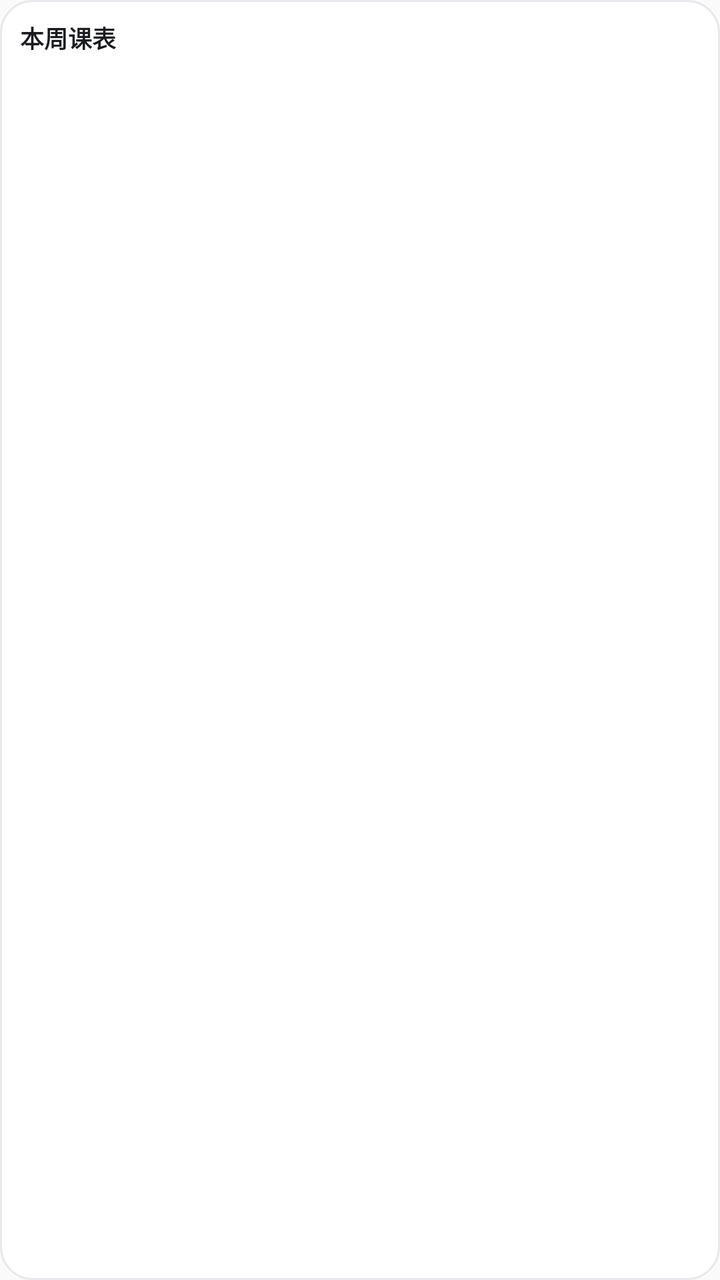
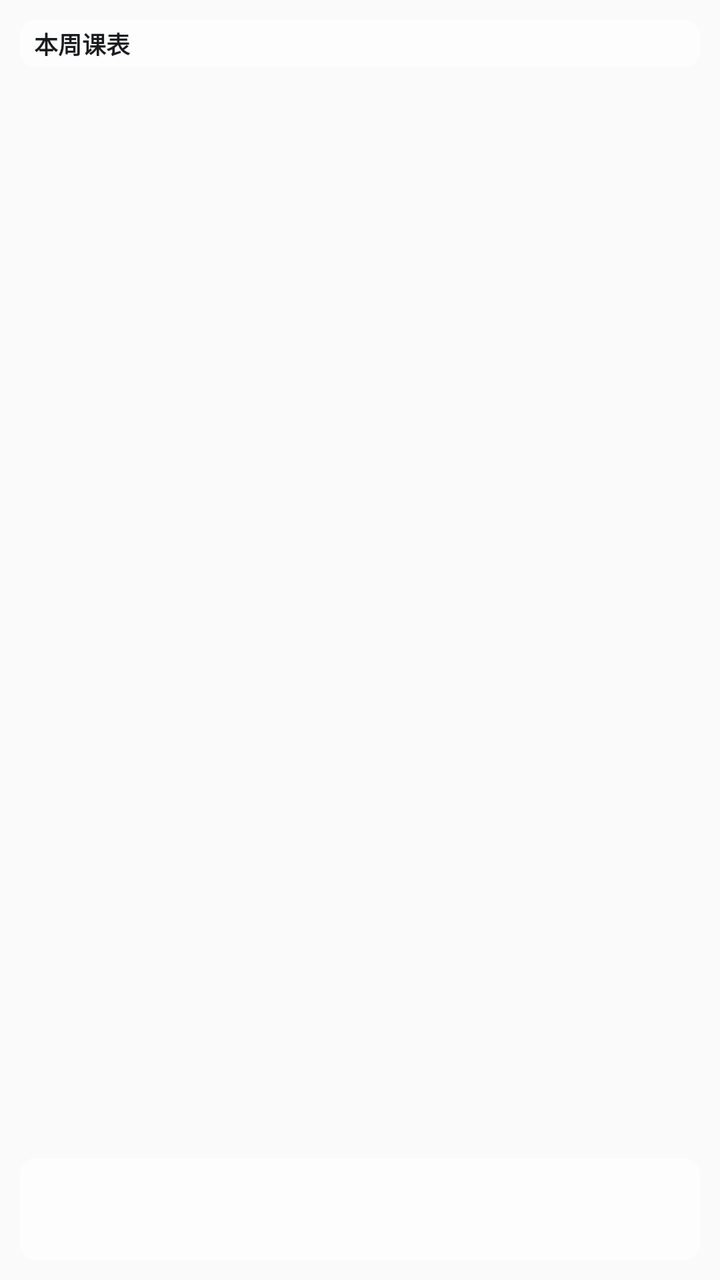

Before-and-after screenshots of an Android layout around one commit, followed by the original layout XML and the change that was made.
<!-- AndroidManifest.xml: application theme AppTheme -->
<!-- res/layout/widget_week.xml -->
<?xml version="1.0" encoding="utf-8"?>
<LinearLayout xmlns:android="http://schemas.android.com/apk/res/android"
    android:id="@+id/widget_root"
    android:layout_width="match_parent"
    android:layout_height="match_parent"
    android:background="@drawable/widget_bg_light"
    android:orientation="vertical"
    android:padding="10dp">

    <LinearLayout
        android:layout_width="match_parent"
        android:layout_height="wrap_content"
        android:orientation="horizontal">

        <TextView
            android:id="@+id/widget_week_title"
            android:layout_width="0dp"
            android:layout_height="wrap_content"
            android:layout_weight="1"
            android:ellipsize="end"
            android:maxLines="1"
            android:text="@string/widget_title_week"
            android:textColor="#1A1C1F"
            android:textSize="12sp"
            android:textStyle="bold" />

        <TextView
            android:id="@+id/widget_week_updated"
            android:layout_width="wrap_content"
            android:layout_height="wrap_content"
            android:maxLines="1"
            android:textColor="#8A8F98"
            android:textSize="10sp" />
    </LinearLayout>

    <FrameLayout
        android:id="@+id/widget_week_frame"
        android:layout_width="match_parent"
        android:layout_height="0dp"
        android:layout_marginTop="4dp"
        android:layout_weight="1">

        <ImageView
            android:id="@+id/widget_week_grid"
            android:layout_width="match_parent"
            android:layout_height="match_parent"
            android:contentDescription="@string/widget_title_week"
            android:scaleType="fitXY" />

        <TextView
            android:id="@+id/widget_week_state"
            android:layout_width="match_parent"
            android:layout_height="match_parent"
            android:gravity="center"
            android:textColor="#8A8F98"
            android:textSize="12sp"
            android:visibility="gone" />
    </FrameLayout>

    <TextView
        android:id="@+id/widget_week_messages"
        android:layout_width="match_parent"
        android:layout_height="wrap_content"
        android:layout_marginTop="4dp"
        android:ellipsize="end"
        android:maxLines="1"
        android:textColor="#5F6368"
        android:textSize="11sp" />

    <TextView
        android:id="@+id/widget_week_notices"
        android:layout_width="match_parent"
        android:layout_height="wrap_content"
        android:ellipsize="end"
        android:maxLines="1"
        android:textColor="#8A8F98"
        android:textSize="10sp" />

    <TextView
        android:id="@+id/widget_week_grades"
        android:layout_width="match_parent"
        android:layout_height="wrap_content"
        android:ellipsize="end"
        android:maxLines="1"
        android:textColor="#5F6368"
        android:textSize="11sp" />
</LinearLayout>
<!-- resources referenced by this layout -->
<resources>
  <!-- drawable widget_bg_light (drawable) -->
  <?xml version="1.0" encoding="utf-8"?>
  <shape xmlns:android="http://schemas.android.com/apk/res/android"
      android:shape="rectangle">
      <solid android:color="#FFFFFF" />
      <corners android:radius="16dp" />
      <stroke
          android:width="1dp"
          android:color="#E6E8EB" />
  </shape>
  <string name="widget_title_week">本周课表</string>
  <style name="AppTheme" parent="Theme.AppCompat.Light.DarkActionBar">
          
          <item name="colorPrimary">@color/colorPrimary</item>
          <item name="colorPrimaryDark">@color/colorPrimaryDark</item>
          <item name="colorAccent">@color/colorAccent</item>
      </style>
</resources>

<!-- the commit's change to res/layout/widget_week.xml (unified diff, before → after) -->
@@ -3,14 +3,19 @@
     android:id="@+id/widget_root"
     android:layout_width="match_parent"
     android:layout_height="match_parent"
-    android:background="@drawable/widget_bg_light"
     android:orientation="vertical"
     android:padding="10dp">
 
     <LinearLayout
+        android:id="@+id/widget_week_strip_head"
         android:layout_width="match_parent"
         android:layout_height="wrap_content"
-        android:orientation="horizontal">
+        android:background="@drawable/widget_strip_light"
+        android:orientation="horizontal"
+        android:paddingStart="7dp"
+        android:paddingTop="3dp"
+        android:paddingEnd="7dp"
+        android:paddingBottom="3dp">
 
         <TextView
             android:id="@+id/widget_week_title"
@@ -57,31 +62,43 @@
             android:visibility="gone" />
     </FrameLayout>
 
-    <TextView
-        android:id="@+id/widget_week_messages"
+    <LinearLayout
+        android:id="@+id/widget_week_strip_summary"
         android:layout_width="match_parent"
         android:layout_height="wrap_content"
         android:layout_marginTop="4dp"
-        android:ellipsize="end"
-        android:maxLines="1"
-        android:textColor="#5F6368"
-        android:textSize="11sp" />
+        android:background="@drawable/widget_strip_light"
+        android:orientation="vertical"
+        android:paddingStart="7dp"
+        android:paddingTop="4dp"
+        android:paddingEnd="7dp"
+        android:paddingBottom="4dp">
 
-    <TextView
-        android:id="@+id/widget_week_notices"
-        android:layout_width="match_parent"
-        android:layout_height="wrap_content"
-        android:ellipsize="end"
-        android:maxLines="1"
-        android:textColor="#8A8F98"
-        android:textSize="10sp" />
+        <TextView
+            android:id="@+id/widget_week_messages"
+            android:layout_width="match_parent"
+            android:layout_height="wrap_content"
+            android:ellipsize="end"
+            android:maxLines="1"
+            android:textColor="#5F6368"
+            android:textSize="11sp" />
 
-    <TextView
-        android:id="@+id/widget_week_grades"
-        android:layout_width="match_parent"
-        android:layout_height="wrap_content"
-        android:ellipsize="end"
-        android:maxLines="1"
-        android:textColor="#5F6368"
-        android:textSize="11sp" />
+        <TextView
+            android:id="@+id/widget_week_notices"
+            android:layout_width="match_parent"
+            android:layout_height="wrap_content"
+            android:ellipsize="end"
+            android:maxLines="1"
+            android:textColor="#8A8F98"
+            android:textSize="10sp" />
+
+        <TextView
+            android:id="@+id/widget_week_grades"
+            android:layout_width="match_parent"
+            android:layout_height="wrap_content"
+            android:ellipsize="end"
+            android:maxLines="1"
+            android:textColor="#5F6368"
+            android:textSize="11sp" />
+    </LinearLayout>
 </LinearLayout>
<!-- resource entries referenced after the edit -->
@@ -1,14 +1,11 @@
 <!-- resources referenced by this layout -->
 <resources>
-  <!-- drawable widget_bg_light (drawable) -->
+  <!-- drawable widget_strip_light (drawable) -->
   <?xml version="1.0" encoding="utf-8"?>
   <shape xmlns:android="http://schemas.android.com/apk/res/android"
       android:shape="rectangle">
-      <solid android:color="#FFFFFF" />
-      <corners android:radius="16dp" />
-      <stroke
-          android:width="1dp"
-          android:color="#E6E8EB" />
+      <solid android:color="#99FFFFFF" />
+      <corners android:radius="8dp" />
   </shape>
   <string name="widget_title_week">本周课表</string>
   <style name="AppTheme" parent="Theme.AppCompat.Light.DarkActionBar">
